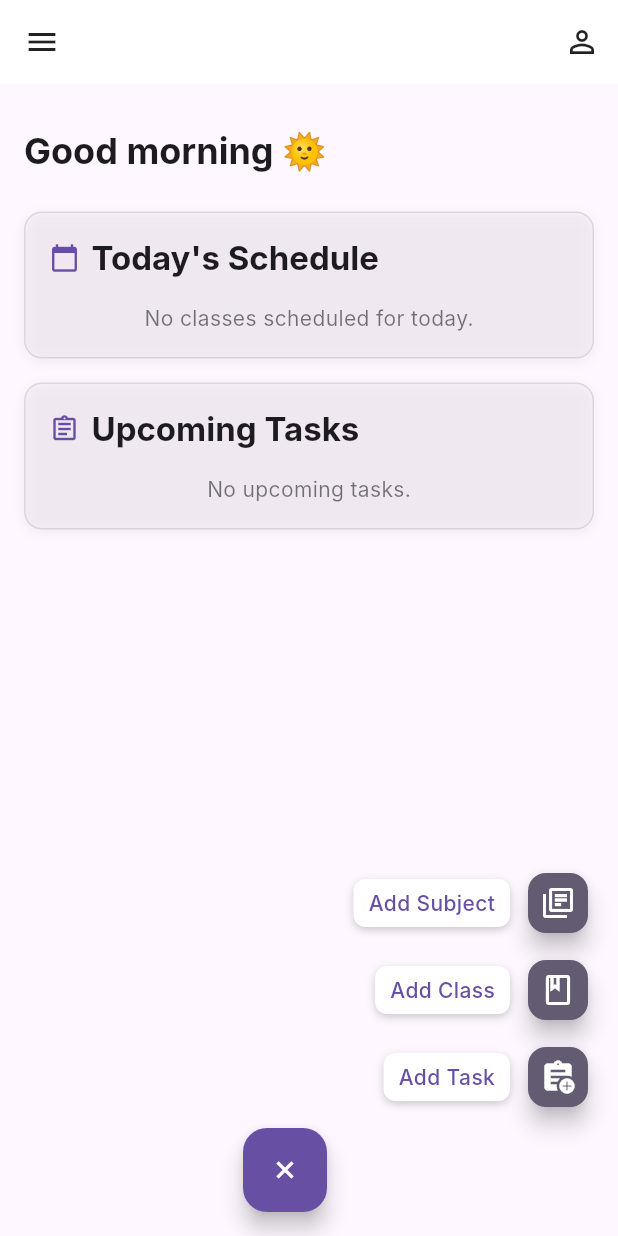
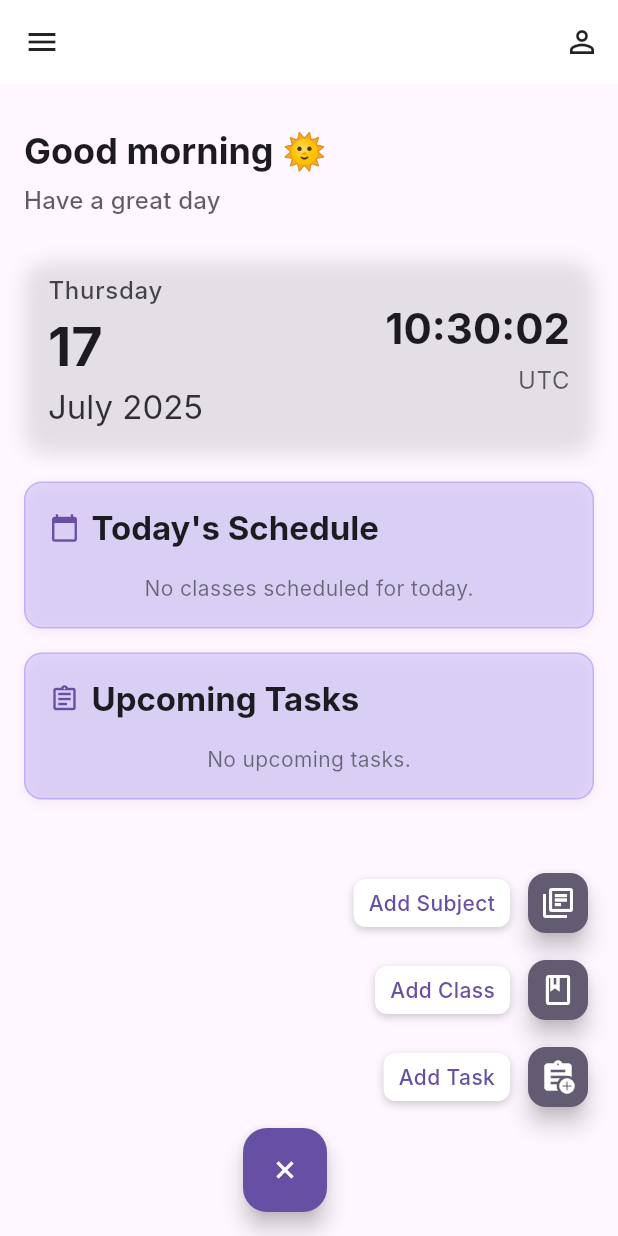
Before and after one commit to imanmysarah3108/skedule3, a Flutter app: the HomePage screen opened by its route, after a tap on the "add" icon, on a phone screen of 412 x 824 dp. Run offline on Flutter 3.47's test engine with Material 3 defaults, Android fonts, the phone set to English and light mode, and no system bars; our stand-ins replace package_info_plus, supabase_flutter; accounts and stored records are empty; Roboto replaces fonts that are missing (Inter).

Commit message:
color section in homepage

```diff
--- a/lib/homepage.dart
+++ b/lib/homepage.dart
@@ -127,6 +127,7 @@ class _HomePageState extends State<HomePage> with SingleTickerProviderStateMixin
             crossAxisAlignment: CrossAxisAlignment.start,
             children: [
               const SizedBox(height: 12),
+              // 1) Greeting based on current time
               Text(
                 _getGreeting(),
                 style: Theme.of(context).textTheme.headlineSmall?.copyWith(
@@ -134,7 +135,18 @@ class _HomePageState extends State<HomePage> with SingleTickerProviderStateMixin
                       color: Theme.of(context).colorScheme.onBackground,
                     ),
               ),
-              const SizedBox(height: 24),
+              const SizedBox(height: 4), // Small space
+              // 2) "Have a great day" text
+              Text(
+                'Have a great day',
+                style: Theme.of(context).textTheme.titleMedium?.copyWith(
+                      color: Theme.of(context).colorScheme.onBackground.withOpacity(0.7),
+                    ),
+              ),
+              const SizedBox(height: 24), // Existing space
+              // 3) New section for date and time zone
+              _buildDateAndTimeZoneSection(context),
+              const SizedBox(height: 24), // Add some space below this section
               _buildTodayClasses(context),
               const SizedBox(height: 16),
               _buildUpcomingTasks(context),
@@ -291,13 +303,19 @@ class _HomePageState extends State<HomePage> with SingleTickerProviderStateMixin
   }
 
   Widget _buildTodayClasses(BuildContext context) {
+    // Determine color based on current theme brightness
+    final isDarkMode = Theme.of(context).brightness == Brightness.dark;
+    final sectionColor = isDarkMode
+        ? const Color(0xFFB8A9FF) // Light lavender for dark mode
+        : const Color(0xFF7B61FF); // Moderate purple for light mode
+
     return Container(
       padding: const EdgeInsets.all(16),
       decoration: BoxDecoration(
-        color: Theme.of(context).colorScheme.surfaceVariant.withOpacity(0.2),
+        color: sectionColor.withOpacity(0.2), // Apply the chosen color with opacity
         borderRadius: BorderRadius.circular(12),
         border: Border.all(
-          color: Theme.of(context).dividerColor.withOpacity(0.2),
+          color: sectionColor.withOpacity(0.3), // Border with the same color, slightly more opaque
           width: 1,
         ),
         boxShadow: [
@@ -415,13 +433,19 @@ class _HomePageState extends State<HomePage> with SingleTickerProviderStateMixin
   }
 
   Widget _buildUpcomingTasks(BuildContext context) {
+    // Determine color based on current theme brightness
+    final isDarkMode = Theme.of(context).brightness == Brightness.dark;
+    final sectionColor = isDarkMode
+        ? const Color(0xFFB8A9FF) // Light lavender for dark mode
+        : const Color(0xFF7B61FF); // Moderate purple for light mode
+
     return Container(
       padding: const EdgeInsets.all(16),
       decoration: BoxDecoration(
-        color: Theme.of(context).colorScheme.surfaceVariant.withOpacity(0.2),
+        color: sectionColor.withOpacity(0.2), // Apply the chosen color with opacity
         borderRadius: BorderRadius.circular(12),
         border: Border.all(
-          color: Theme.of(context).dividerColor.withOpacity(0.2),
+          color: sectionColor.withOpacity(0.3), // Border with the same color, slightly more opaque
           width: 1,
         ),
         boxShadow: [
@@ -581,4 +605,83 @@ class _HomePageState extends State<HomePage> with SingleTickerProviderStateMixin
       ),
     );
   }
+
+  // New method for the date and time zone section
+  Widget _buildDateAndTimeZoneSection(BuildContext context) {
+    final now = DateTime.now();
+    final currentDay = DateFormat('EEEE').format(now); // e.g., "Friday"
+    final currentDate = DateFormat('dd').format(now); // e.g., "18"
+    final currentMonth = DateFormat('MMMM yyyy').format(now); // e.g., "July 2025"
+    final currentTime = DateFormat('HH:mm:ss').format(now); // e.g., "02:54:17"
+    final timeZoneName = now.timeZoneName; // e.g., "MYT" (Malaysia Time)
+
+    return Container(
+      padding: const EdgeInsets.symmetric(horizontal: 16, vertical: 12),
+      decoration: BoxDecoration(
+        // Removed explicit color to make it invisible
+        borderRadius: BorderRadius.circular(16),
+        // Removed border to focus on shadow
+        boxShadow: [
+          BoxShadow(
+            color: Theme.of(context).shadowColor.withOpacity(0.1), // Slightly more visible shadow
+            blurRadius: 10, // Increased blur for a softer, more "popping" effect
+            offset: const Offset(0, 6), // Increased offset to make it stand out more
+          ),
+        ],
+      ),
+      child: Row(
+        mainAxisAlignment: MainAxisAlignment.spaceBetween,
+        children: [
+          // Left side: Current Day, Date, Month
+          Column(
+            crossAxisAlignment: CrossAxisAlignment.start,
+            children: [
+              Text(
+                currentDay,
+                style: Theme.of(context).textTheme.bodyLarge?.copyWith(
+                      color: Theme.of(context).colorScheme.onSurface.withOpacity(0.8), // Adjusted color for better visibility on transparent background
+                      fontWeight: FontWeight.w500,
+                    ),
+              ),
+              const SizedBox(height: 4),
+              Text(
+                currentDate,
+                style: Theme.of(context).textTheme.displaySmall?.copyWith( // Big text for date
+                      fontWeight: FontWeight.bold,
+                      color: Theme.of(context).colorScheme.onSurface, // Adjusted color
+                    ),
+              ),
+              const SizedBox(height: 4),
+              Text(
+                currentMonth,
+                style: Theme.of(context).textTheme.titleLarge?.copyWith( // Medium text for month
+                      color: Theme.of(context).colorScheme.onSurface.withOpacity(0.9), // Adjusted color
+                    ),
+              ),
+            ],
+          ),
+          // Right side: Current Real Time and Time Zone
+          Column(
+            crossAxisAlignment: CrossAxisAlignment.end,
+            children: [
+              Text(
+                currentTime,
+                style: Theme.of(context).textTheme.headlineMedium?.copyWith(
+                      fontWeight: FontWeight.bold,
+                      color: Theme.of(context).colorScheme.onSurface, // Adjusted color
+                    ),
+              ),
+              const SizedBox(height: 4),
+              Text(
+                timeZoneName,
+                style: Theme.of(context).textTheme.bodyLarge?.copyWith(
+                      color: Theme.of(context).colorScheme.onSurface.withOpacity(0.7), // Adjusted color
+                    ),
+              ),
+            ],
+          ),
+        ],
+      ),
+    );
+  }
 }
```
